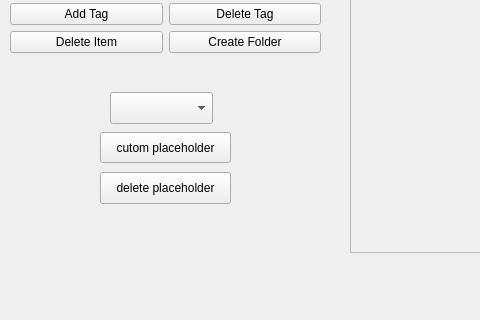
Qt form mainwindow.ui (brennanafrank/EasyDraft) before a commit; both pictures show x 0 to 480 and y 358 to 678 of the 959 by 678 pixel window.
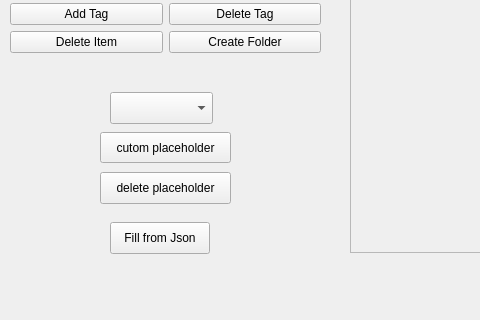
The same form after that commit.

Commit message: find placeholders from docs&read json value

Diff of the .ui file:
```diff
--- a/mainwindow.ui
+++ b/mainwindow.ui
@@ -133,6 +133,19 @@
      </property>
     </widget>
    </widget>
+   <widget class="QPushButton" name="fillFromJsonButton">
+    <property name="geometry">
+     <rect>
+      <x>110</x>
+      <y>580</y>
+      <width>100</width>
+      <height>32</height>
+     </rect>
+    </property>
+    <property name="text">
+     <string>Fill from Json</string>
+    </property>
+   </widget>
   </widget>
   <widget class="QMenuBar" name="menubar">
    <property name="geometry">
```
The commit also changes 9 other files.
